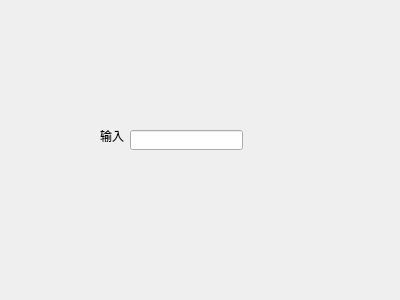
day961/qt-eventfilter-test, file widget.ui: the form before one commit.
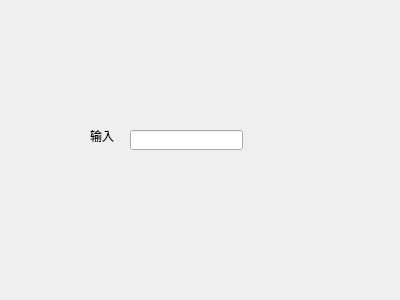
The form after the commit.

What changed in the file:
```diff
--- a/widget.ui
+++ b/widget.ui
@@ -26,7 +26,7 @@
   <widget class="QLabel" name="label">
    <property name="geometry">
     <rect>
-     <x>100</x>
+     <x>90</x>
      <y>130</y>
      <width>54</width>
      <height>12</height>
```
